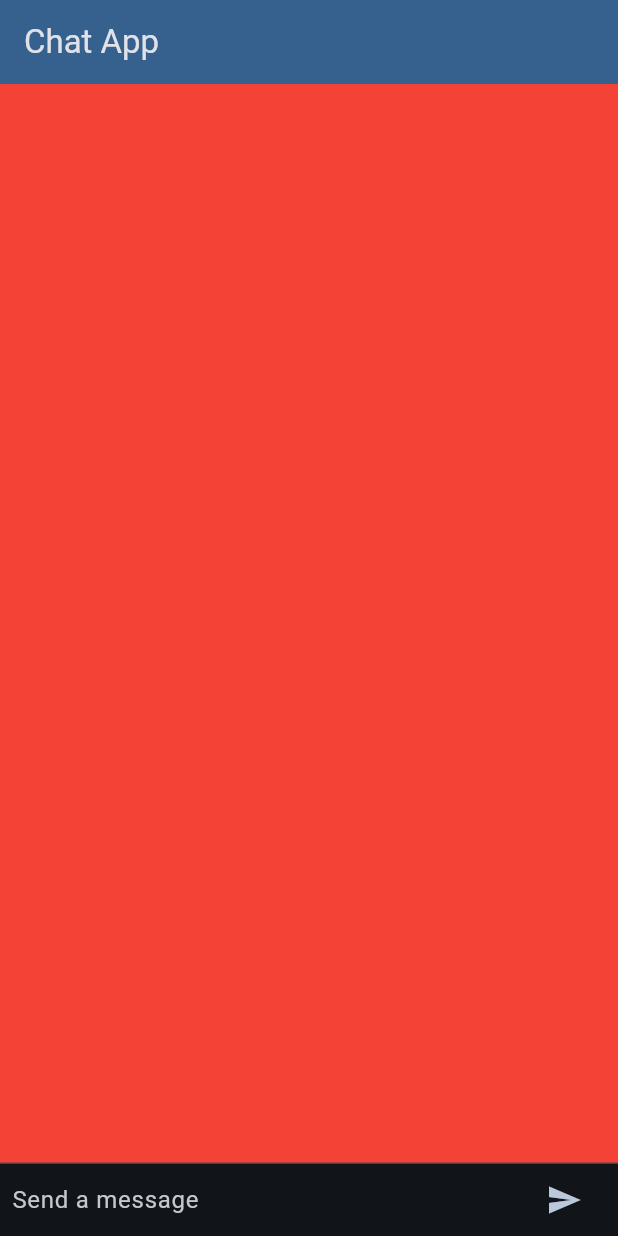
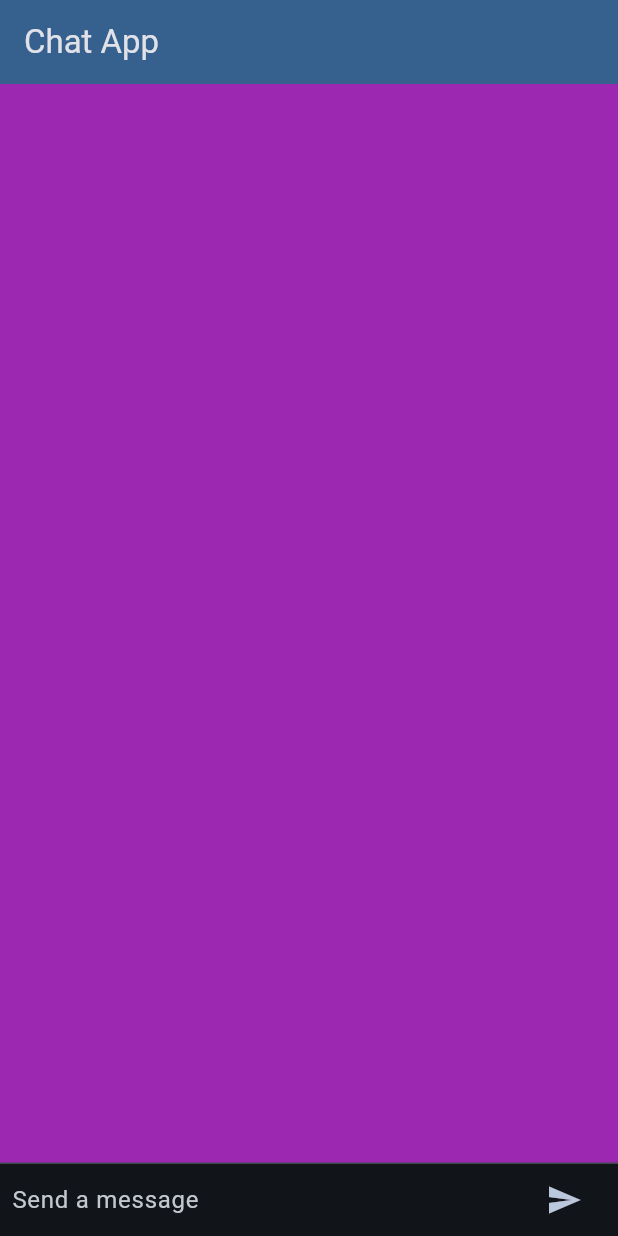
Before and after one commit to could-ai/019873e0-0dcd-7a84-99a9-7d7268f1927f, a Flutter app: the screen it shows after launch, on a phone screen of 412 x 824 dp. Run offline on Flutter 3.47's test engine with Material 3 defaults, Android fonts, the phone set to English and light mode, and no system bars.

Commit message:
将应用程序的背景颜色从红色更改为紫色。在 `lib/main.dart` 文件中，我将 `ThemeData` 的 `scaffoldBackgroundColor` 属性从 `Colors.red` 修改为 `Colors.purple`。此更改保留了深色主题，以确保文本和UI元素在新的紫色背景下具有良好的可见性。

```diff
--- a/usr/lib/main.dart
+++ b/usr/lib/main.dart
@@ -15,7 +15,7 @@ class MyApp extends StatelessWidget {
       debugShowCheckedModeBanner: false,
       theme: ThemeData(
         brightness: Brightness.dark,
-        scaffoldBackgroundColor: Colors.red,
+        scaffoldBackgroundColor: Colors.purple,
         colorScheme: ColorScheme.fromSeed(
           seedColor: Colors.blue,
           brightness: Brightness.dark
```
